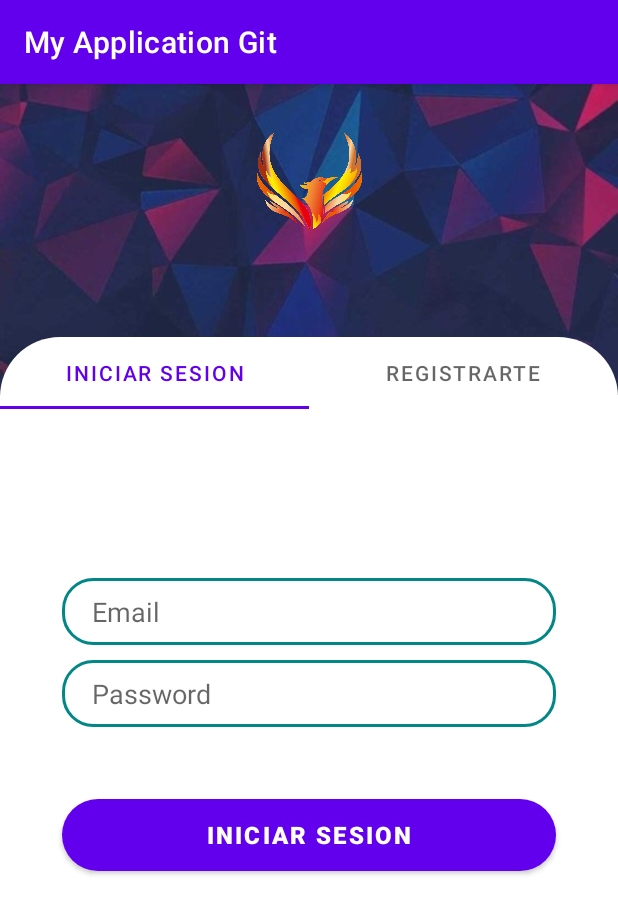
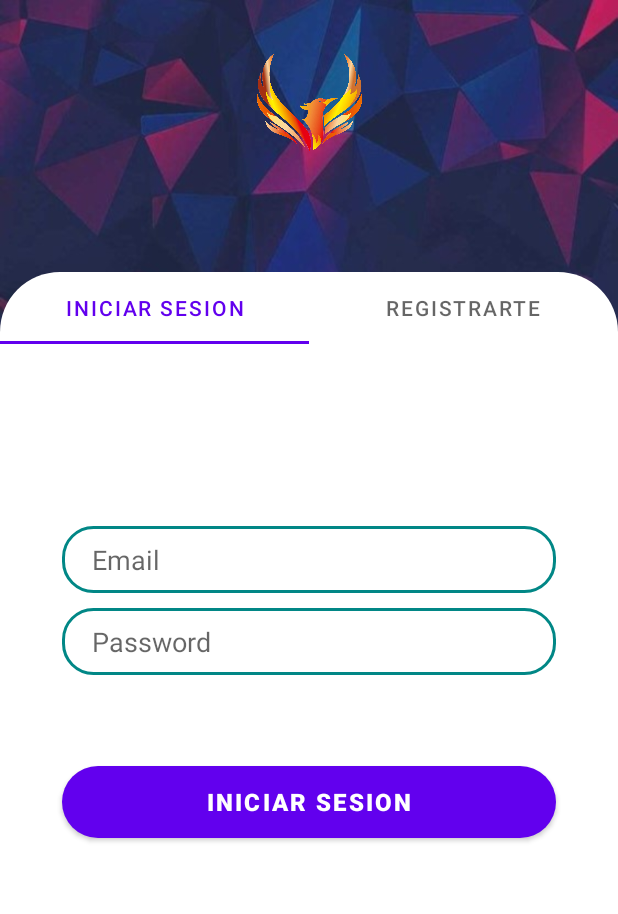
Before and after one commit to Guts32/MApplicationGit, an Android app: the screen it shows after launch (LoginActivity), on a phone screen of 412 x 824 dp. Shown: the top 914 px of the screen. Run offline under Robolectric (Android 15) with nearby library versions, the phone set to English and light mode, and no system bars; our stand-ins replace Firebase (no records; nobody signed in at launch, a user with empty details on screens opened directly).

```diff
--- a/app/src/main/java/com/myapp/myapplicationgit/Login_Tap_Fragment.java
+++ b/app/src/main/java/com/myapp/myapplicationgit/Login_Tap_Fragment.java
@@ -37,24 +37,19 @@ public class Login_Tap_Fragment extends Fragment{
     private EditText mEmail,mPassword;
     Button login;
 
-    // TODO: Rename and change types of parameters
-    private String mParam1;
-    private String mParam2;
-
     public Login_Tap_Fragment() {
         // Required empty public constructor
     }
 
 
 
-    private void attachToXML(){
+    private void iniciar(){
         try {
 
             mAuth = FirebaseAuth.getInstance();
             mEmail = v.findViewById(R.id.email);
             mPassword = v.findViewById(R.id.password);
             login = v.findViewById(R.id.login);
-
             login.setOnClickListener(new View.OnClickListener() {
                 @Override
                 public void onClick(View v) {
@@ -68,7 +63,7 @@ public class Login_Tap_Fragment extends Fragment{
     }
 
     private void Login_User(){
-        if(!mEmail.getText().toString().isEmpty() && mPassword.getText().toString().isEmpty()){
+        if(!mEmail.getText().toString().isEmpty() && !mPassword.getText().toString().isEmpty()){
 
             if (mAuth != null)
             {
@@ -87,7 +82,8 @@ public class Login_Tap_Fragment extends Fragment{
                 });
             }
         }
-        else{
+
+        else {
             Toast.makeText(getContext(), "Complete los campos", Toast.LENGTH_SHORT).show();
         }
     }
@@ -102,6 +98,7 @@ public class Login_Tap_Fragment extends Fragment{
                              Bundle savedInstanceState) {
         // Inflate the layout for this fragment
         v = inflater.inflate(R.layout.fragment_login__tap_, container, false);
+        iniciar();
         return v;
 
     }
--- a/app/src/main/res/values-night/themes.xml
+++ b/app/src/main/res/values-night/themes.xml
@@ -1,6 +1,6 @@
 <resources xmlns:tools="http://schemas.android.com/tools">
     <!-- Base application theme. -->
-    <style name="Theme.MyApplicationGit" parent="Theme.MaterialComponents.DayNight.DarkActionBar">
+    <style name="Theme.MyApplicationGit" parent="Theme.MaterialComponents.DayNight.NoActionBar">
         <!-- Primary brand color. -->
         <item name="colorPrimary">@color/purple_200</item>
         <item name="colorPrimaryVariant">@color/purple_700</item>
--- a/app/src/main/res/values/themes.xml
+++ b/app/src/main/res/values/themes.xml
@@ -1,6 +1,6 @@
 <resources xmlns:tools="http://schemas.android.com/tools">
     <!-- Base application theme. -->
-    <style name="Theme.MyApplicationGit" parent="Theme.MaterialComponents.DayNight.DarkActionBar">
+    <style name="Theme.MyApplicationGit" parent="Theme.MaterialComponents.DayNight.NoActionBar">
         <!-- Primary brand color. -->
         <item name="colorPrimary">@color/purple_500</item>
         <item name="colorPrimaryVariant">@color/purple_700</item>
```
